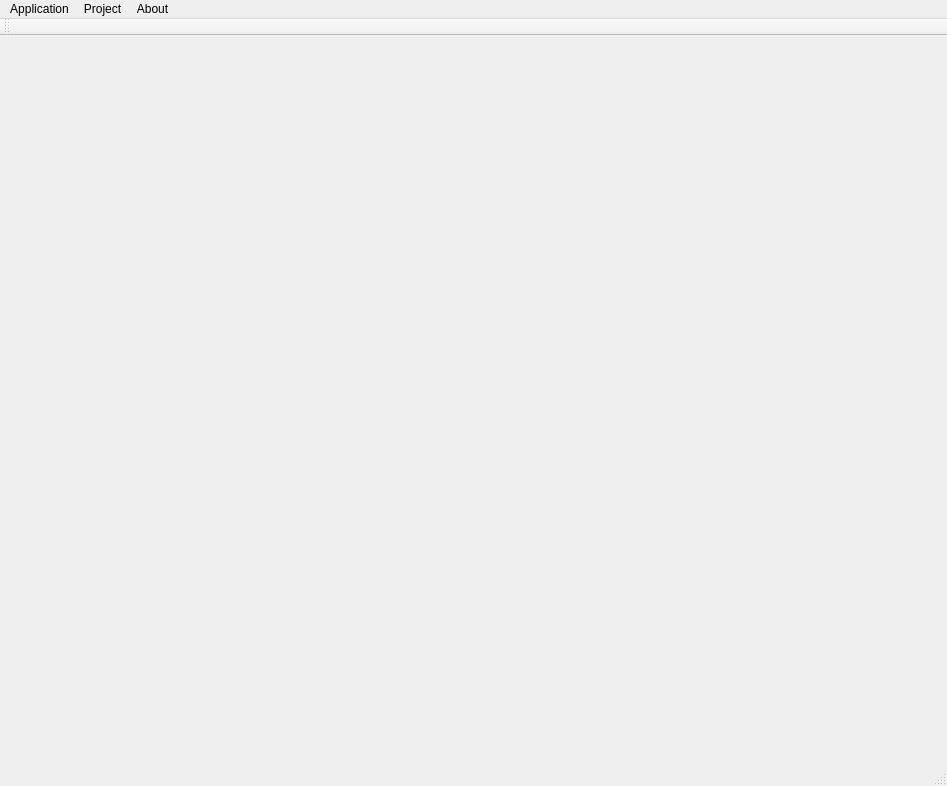
Old version of the form src/mainwindow.ui in the repository molchanoviv/CLIPS-GUI.
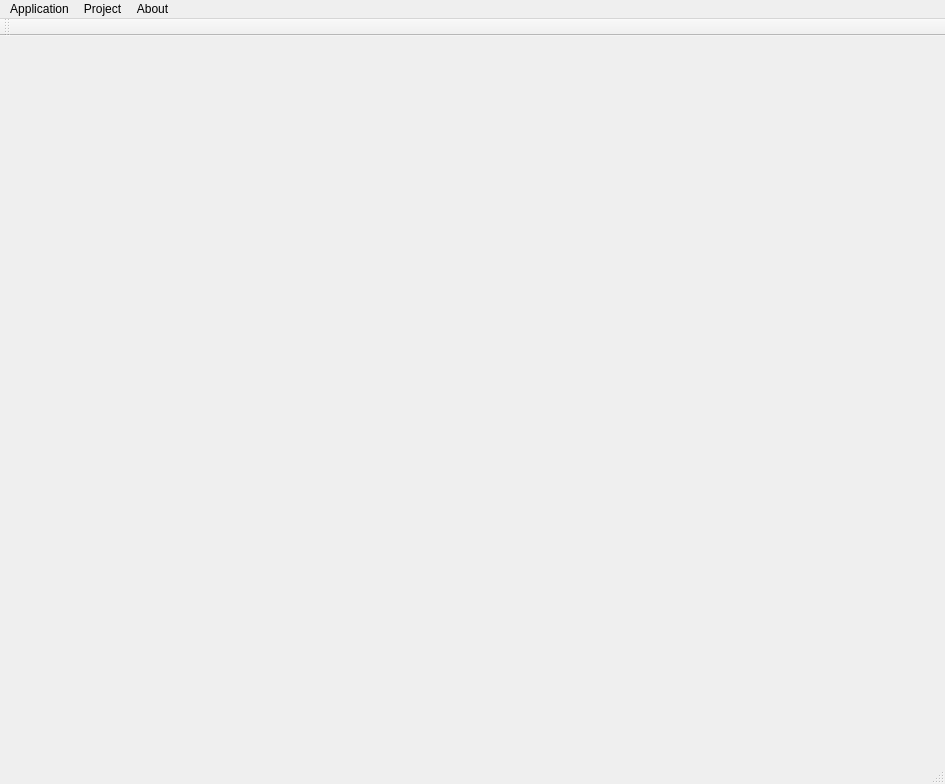
New version of the form. Icons and pictures are not drawn.

```diff
--- a/src/mainwindow.ui
+++ b/src/mainwindow.ui
@@ -6,8 +6,8 @@
    <rect>
     <x>0</x>
     <y>0</y>
-    <width>947</width>
-    <height>786</height>
+    <width>945</width>
+    <height>784</height>
    </rect>
   </property>
   <property name="windowTitle">
@@ -23,7 +23,7 @@
     <rect>
      <x>0</x>
      <y>0</y>
-     <width>947</width>
+     <width>945</width>
      <height>21</height>
     </rect>
    </property>
```
Left out of the diff: 18 changed lines with no effect on the pictures.
